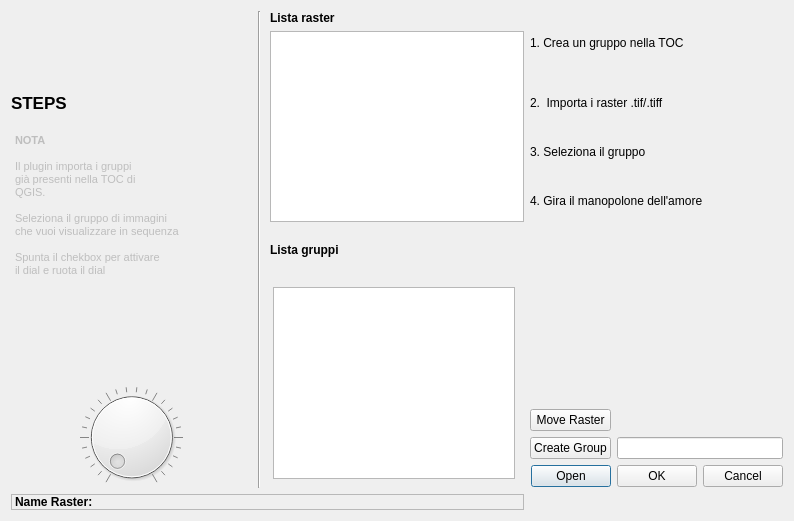
Heryx/rasterlinker, file gpr_linker_dialog_base.ui: the form before one commit.
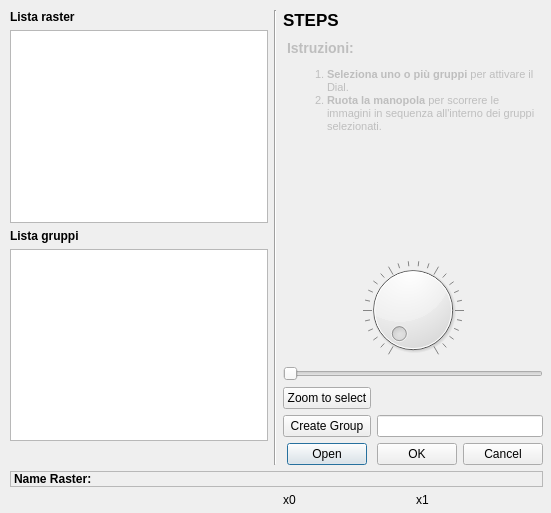
The form after the commit.

Commit message: Add multi-group support for raster list and visibility control - Recursive group handling - Combined raster list for multiple selections - Name Raster dynamic update - Zoom to selected groups

```diff
--- a/gpr_linker_dialog_base.ui
+++ b/gpr_linker_dialog_base.ui
@@ -6,24 +6,216 @@
    <rect>
     <x>0</x>
     <y>0</y>
-    <width>794</width>
-    <height>521</height>
+    <width>551</width>
+    <height>513</height>
    </rect>
   </property>
   <property name="windowTitle">
    <string>Dialog</string>
   </property>
-  <layout class="QGridLayout" name="gridLayout_2">
-   <item row="0" column="0">
+  <widget class="QLineEdit" name="lineEditX0Y0">
+   <property name="enabled">
+    <bool>false</bool>
+   </property>
+   <property name="geometry">
+    <rect>
+     <x>300</x>
+     <y>530</y>
+     <width>113</width>
+     <height>20</height>
+    </rect>
+   </property>
+  </widget>
+  <widget class="QLineEdit" name="lineEditX1Y0">
+   <property name="enabled">
+    <bool>false</bool>
+   </property>
+   <property name="geometry">
+    <rect>
+     <x>420</x>
+     <y>530</y>
+     <width>113</width>
+     <height>20</height>
+    </rect>
+   </property>
+  </widget>
+  <widget class="QLineEdit" name="lineEditY0">
+   <property name="enabled">
+    <bool>false</bool>
+   </property>
+   <property name="geometry">
+    <rect>
+     <x>300</x>
+     <y>580</y>
+     <width>113</width>
+     <height>20</height>
+    </rect>
+   </property>
+  </widget>
+  <widget class="QLineEdit" name="lineEditX0Y1">
+   <property name="enabled">
+    <bool>false</bool>
+   </property>
+   <property name="geometry">
+    <rect>
+     <x>420</x>
+     <y>580</y>
+     <width>113</width>
+     <height>20</height>
+    </rect>
+   </property>
+  </widget>
+  <widget class="QLabel" name="labelx_3">
+   <property name="enabled">
+    <bool>false</bool>
+   </property>
+   <property name="geometry">
+    <rect>
+     <x>300</x>
+     <y>560</y>
+     <width>47</width>
+     <height>13</height>
+    </rect>
+   </property>
+   <property name="text">
+    <string>y0</string>
+   </property>
+  </widget>
+  <widget class="QLabel" name="labelx_4">
+   <property name="enabled">
+    <bool>false</bool>
+   </property>
+   <property name="geometry">
+    <rect>
+     <x>430</x>
+     <y>560</y>
+     <width>47</width>
+     <height>13</height>
+    </rect>
+   </property>
+   <property name="text">
+    <string>y1</string>
+   </property>
+  </widget>
+  <widget class="QPushButton" name="selectGridPointsButton">
+   <property name="enabled">
+    <bool>false</bool>
+   </property>
+   <property name="geometry">
+    <rect>
+     <x>180</x>
+     <y>530</y>
+     <width>75</width>
+     <height>23</height>
+    </rect>
+   </property>
+   <property name="text">
+    <string>XY coord.</string>
+   </property>
+  </widget>
+  <widget class="QLineEdit" name="lineEditDistanceX">
+   <property name="enabled">
+    <bool>false</bool>
+   </property>
+   <property name="geometry">
+    <rect>
+     <x>300</x>
+     <y>630</y>
+     <width>113</width>
+     <height>20</height>
+    </rect>
+   </property>
+  </widget>
+  <widget class="QLabel" name="labelx_5">
+   <property name="enabled">
+    <bool>false</bool>
+   </property>
+   <property name="geometry">
+    <rect>
+     <x>420</x>
+     <y>610</y>
+     <width>47</width>
+     <height>13</height>
+    </rect>
+   </property>
+   <property name="text">
+    <string>Y lenght</string>
+   </property>
+  </widget>
+  <widget class="QLabel" name="labelx_6">
+   <property name="enabled">
+    <bool>false</bool>
+   </property>
+   <property name="geometry">
+    <rect>
+     <x>300</x>
+     <y>610</y>
+     <width>47</width>
+     <height>13</height>
+    </rect>
+   </property>
+   <property name="text">
+    <string>X lenght</string>
+   </property>
+  </widget>
+  <widget class="QLineEdit" name="lineEditDistanceY">
+   <property name="enabled">
+    <bool>false</bool>
+   </property>
+   <property name="geometry">
+    <rect>
+     <x>420</x>
+     <y>630</y>
+     <width>113</width>
+     <height>20</height>
+    </rect>
+   </property>
+  </widget>
+  <widget class="QLineEdit" name="lineEditDistance">
+   <property name="enabled">
+    <bool>false</bool>
+   </property>
+   <property name="geometry">
+    <rect>
+     <x>180</x>
+     <y>630</y>
+     <width>113</width>
+     <height>20</height>
+    </rect>
+   </property>
+  </widget>
+  <widget class="QPushButton" name="createGridButton">
+   <property name="enabled">
+    <bool>false</bool>
+   </property>
+   <property name="geometry">
+    <rect>
+     <x>90</x>
+     <y>630</y>
+     <width>75</width>
+     <height>23</height>
+    </rect>
+   </property>
+   <property name="text">
+    <string>Draw Polygon</string>
+   </property>
+  </widget>
+  <widget class="QWidget" name="layoutWidget">
+   <property name="geometry">
+    <rect>
+     <x>10</x>
+     <y>10</y>
+     <width>533</width>
+     <height>497</height>
+    </rect>
+   </property>
     <layout class="QGridLayout" name="gridLayout_3">
-     <item row="0" column="1" rowspan="8" colspan="2">
-      <widget class="Line" name="line">
-       <property name="orientation">
-        <enum>Qt::Vertical</enum>
-       </property>
-      </widget>
-     </item>
-     <item row="0" column="3">
+    <property name="sizeConstraint">
+     <enum>QLayout::SetNoConstraint</enum>
+    </property>
+    <item row="0" column="0" rowspan="2">
+     <layout class="QVBoxLayout" name="verticalLayout_3">
+      <item>
       <widget class="QLabel" name="labelSelezionaRaster">
        <property name="font">
         <font>
@@ -36,98 +228,14 @@
        </property>
       </widget>
      </item>
-     <item row="0" column="4" rowspan="2">
-      <widget class="QLabel" name="label_2">
-       <property name="text">
-        <string>1. Crea un gruppo nella TOC</string>
-       </property>
-      </widget>
-     </item>
-     <item row="1" column="3" rowspan="4">
+      <item>
       <widget class="QListWidget" name="rasterListWidget">
        <property name="selectionMode">
         <enum>QAbstractItemView::MultiSelection</enum>
        </property>
       </widget>
      </item>
-     <item row="2" column="0">
-      <widget class="QLabel" name="lebelstep">
-       <property name="font">
-        <font>
-         <pointsize>13</pointsize>
-         <weight>75</weight>
-         <bold>true</bold>
-        </font>
-       </property>
-       <property name="text">
-        <string>STEPS</string>
-       </property>
-      </widget>
-     </item>
-     <item row="2" column="4">
-      <widget class="QLabel" name="label_3">
-       <property name="text">
-        <string>2.  Importa i raster .tif/.tiff</string>
-       </property>
-      </widget>
-     </item>
-     <item row="3" column="0" rowspan="4">
-      <widget class="QTextBrowser" name="textBrowser">
-       <property name="enabled">
-        <bool>false</bool>
-       </property>
-       <property name="mouseTracking">
-        <bool>false</bool>
-       </property>
-       <property name="autoFillBackground">
-        <bool>true</bool>
-       </property>
-       <property name="frameShape">
-        <enum>QFrame::HLine</enum>
-       </property>
-       <property name="frameShadow">
-        <enum>QFrame::Sunken</enum>
-       </property>
-       <property name="lineWidth">
-        <number>-8</number>
-       </property>
-       <property name="midLineWidth">
-        <number>-5</number>
-       </property>
-       <property name="html">
-        <string>&lt;!DOCTYPE HTML PUBLIC &quot;-//W3C//DTD HTML 4.0//EN&quot; &quot;http://www.w3.org/TR/REC-html40/strict.dtd&quot;&gt;
-&lt;html&gt;&lt;head&gt;&lt;meta name=&quot;qrichtext&quot; content=&quot;1&quot; /&gt;&lt;style type=&quot;text/css&quot;&gt;
-p, li { white-space: pre-wrap; }
-&lt;/style&gt;&lt;/head&gt;&lt;body style=&quot; font-family:'MS Shell Dlg 2'; font-size:8.25pt; font-weight:400; font-style:normal;&quot;&gt;
-&lt;p style=&quot; margin-top:0px; margin-bottom:0px; margin-left:0px; margin-right:0px; -qt-block-indent:0; text-indent:0px;&quot;&gt;&lt;span style=&quot; font-weight:600;&quot;&gt;NOTA&lt;/span&gt;&lt;/p&gt;
-&lt;p style=&quot;-qt-paragraph-type:empty; margin-top:0px; margin-bottom:0px; margin-left:0px; margin-right:0px; -qt-block-indent:0; text-indent:0px; font-weight:600;&quot;&gt;&lt;br /&gt;&lt;/p&gt;
-&lt;p style=&quot; margin-top:0px; margin-bottom:0px; margin-left:0px; margin-right:0px; -qt-block-indent:0; text-indent:0px;&quot;&gt;Il plugin importa i gruppi&lt;/p&gt;
-&lt;p style=&quot; margin-top:0px; margin-bottom:0px; margin-left:0px; margin-right:0px; -qt-block-indent:0; text-indent:0px;&quot;&gt;già presenti nella TOC di&lt;/p&gt;
-&lt;p style=&quot; margin-top:0px; margin-bottom:0px; margin-left:0px; margin-right:0px; -qt-block-indent:0; text-indent:0px;&quot;&gt;QGIS.&lt;/p&gt;
-&lt;p style=&quot;-qt-paragraph-type:empty; margin-top:0px; margin-bottom:0px; margin-left:0px; margin-right:0px; -qt-block-indent:0; text-indent:0px;&quot;&gt;&lt;br /&gt;&lt;/p&gt;
-&lt;p style=&quot; margin-top:0px; margin-bottom:0px; margin-left:0px; margin-right:0px; -qt-block-indent:0; text-indent:0px;&quot;&gt;Seleziona il gruppo di immagini &lt;/p&gt;
-&lt;p style=&quot; margin-top:0px; margin-bottom:0px; margin-left:0px; margin-right:0px; -qt-block-indent:0; text-indent:0px;&quot;&gt;che vuoi visualizzare in sequenza&lt;/p&gt;
-&lt;p style=&quot;-qt-paragraph-type:empty; margin-top:0px; margin-bottom:0px; margin-left:0px; margin-right:0px; -qt-block-indent:0; text-indent:0px;&quot;&gt;&lt;br /&gt;&lt;/p&gt;
-&lt;p style=&quot; margin-top:0px; margin-bottom:0px; margin-left:0px; margin-right:0px; -qt-block-indent:0; text-indent:0px;&quot;&gt;Spunta il chekbox per attivare&lt;/p&gt;
-&lt;p style=&quot; margin-top:0px; margin-bottom:0px; margin-left:0px; margin-right:0px; -qt-block-indent:0; text-indent:0px;&quot;&gt;il dial e ruota il dial&lt;/p&gt;&lt;/body&gt;&lt;/html&gt;</string>
-       </property>
-      </widget>
-     </item>
-     <item row="3" column="4">
-      <widget class="QLabel" name="label_4">
-       <property name="text">
-        <string>3. Seleziona il gruppo </string>
-       </property>
-      </widget>
-     </item>
-     <item row="4" column="4">
-      <widget class="QLabel" name="label_5">
-       <property name="text">
-        <string>4. Gira il manopolone dell'amore</string>
-       </property>
-      </widget>
-     </item>
-     <item row="5" column="3">
+      <item>
       <widget class="QLabel" name="labelseleziona">
        <property name="font">
         <font>
@@ -140,9 +248,6 @@
        </property>
       </widget>
      </item>
-     <item row="6" column="2" rowspan="2" colspan="2">
-      <widget class="QWidget" name="widget" native="true">
-       <layout class="QHBoxLayout" name="horizontalLayout_2">
         <item>
          <widget class="QListWidget" name="groupListWidget">
           <property name="selectionMode">
@@ -153,11 +258,27 @@
           </property>
          </widget>
         </item>
-       </layout>
-      </widget>
-     </item>
-     <item row="7" column="0">
-      <widget class="QDial" name="dial">
+      <item>
+       <widget class="QWidget" name="widget" native="true">
+        <layout class="QHBoxLayout" name="horizontalLayout_2"/>
+       </widget>
+      </item>
+     </layout>
+    </item>
+    <item row="0" column="1" rowspan="2">
+     <widget class="Line" name="line">
+      <property name="orientation">
+       <enum>Qt::Vertical</enum>
+      </property>
+     </widget>
+    </item>
+    <item row="0" column="2" colspan="2">
+     <layout class="QGridLayout" name="gridLayout_2">
+      <item row="3" column="0">
+       <widget class="QDial" name="dial2">
+        <property name="enabled">
+         <bool>true</bool>
+        </property>
        <property name="mouseTracking">
         <bool>false</bool>
        </property>
@@ -193,11 +314,64 @@
        </property>
       </widget>
      </item>
-     <item row="7" column="4" rowspan="2">
-      <layout class="QHBoxLayout" name="horizontalLayout">
-       <item>
-        <layout class="QVBoxLayout" name="verticalLayout_3">
-         <item>
+      <item row="4" column="0">
+       <widget class="QSlider" name="Dial">
+        <property name="orientation">
+         <enum>Qt::Horizontal</enum>
+        </property>
+       </widget>
+      </item>
+      <item row="1" column="0">
+       <widget class="QTextBrowser" name="textBrowser">
+        <property name="enabled">
+         <bool>false</bool>
+        </property>
+        <property name="mouseTracking">
+         <bool>false</bool>
+        </property>
+        <property name="autoFillBackground">
+         <bool>true</bool>
+        </property>
+        <property name="frameShape">
+         <enum>QFrame::HLine</enum>
+        </property>
+        <property name="frameShadow">
+         <enum>QFrame::Sunken</enum>
+        </property>
+        <property name="lineWidth">
+         <number>-8</number>
+        </property>
+        <property name="midLineWidth">
+         <number>-5</number>
+        </property>
+        <property name="html">
+         <string>&lt;!DOCTYPE HTML PUBLIC &quot;-//W3C//DTD HTML 4.0//EN&quot; &quot;http://www.w3.org/TR/REC-html40/strict.dtd&quot;&gt;
+&lt;html&gt;&lt;head&gt;&lt;meta name=&quot;qrichtext&quot; content=&quot;1&quot; /&gt;&lt;style type=&quot;text/css&quot;&gt;
+p, li { white-space: pre-wrap; }
+&lt;/style&gt;&lt;/head&gt;&lt;body style=&quot; font-family:'MS Shell Dlg 2'; font-size:8.25pt; font-weight:400; font-style:normal;&quot;&gt;
+&lt;h3 style=&quot; margin-top:14px; margin-bottom:12px; margin-left:0px; margin-right:0px; -qt-block-indent:0; text-indent:0px;&quot;&gt;&lt;span style=&quot; font-size:8pt; font-weight:600;&quot;&gt;Istruzioni:&lt;/span&gt;&lt;/h3&gt;
+&lt;ol style=&quot;margin-top: 0px; margin-bottom: 0px; margin-left: 0px; margin-right: 0px; -qt-list-indent: 1;&quot;&gt;&lt;li style=&quot; font-size:8pt;&quot; style=&quot; margin-top:12px; margin-bottom:0px; margin-left:0px; margin-right:0px; -qt-block-indent:0; text-indent:0px;&quot;&gt;&lt;span style=&quot; font-weight:600;&quot;&gt;Seleziona uno o più gruppi&lt;/span&gt; per attivare il Dial.&lt;/li&gt;
+&lt;li style=&quot; font-size:8pt;&quot; style=&quot; margin-top:0px; margin-bottom:12px; margin-left:0px; margin-right:0px; -qt-block-indent:0; text-indent:0px;&quot;&gt;&lt;span style=&quot; font-weight:600;&quot;&gt;Ruota la manopola&lt;/span&gt; per scorrere le immagini in sequenza all'interno dei gruppi selezionati.&lt;/li&gt;&lt;/ol&gt;&lt;/body&gt;&lt;/html&gt;</string>
+        </property>
+       </widget>
+      </item>
+      <item row="0" column="0">
+       <widget class="QLabel" name="lebelstep">
+        <property name="font">
+         <font>
+          <pointsize>13</pointsize>
+          <weight>75</weight>
+          <bold>true</bold>
+         </font>
+        </property>
+        <property name="text">
+         <string>STEPS</string>
+        </property>
+       </widget>
+      </item>
+     </layout>
+    </item>
+    <item row="1" column="2" colspan="2">
           <layout class="QGridLayout" name="gridLayout">
            <item row="2" column="1">
             <widget class="QLineEdit" name="groupNameEdit"/>
@@ -229,20 +403,19 @@
              </property>
             </widget>
            </item>
-           <item row="0" column="0">
-            <widget class="QPushButton" name="moveRasterButton">
+      <item row="1" column="0">
+       <widget class="QPushButton" name="zoomSelectedGroupsButton">
+        <property name="enabled">
+         <bool>true</bool>
+        </property>
              <property name="text">
-              <string>Move Raster</string>
+         <string>Zoom to select</string>
              </property>
             </widget>
            </item>
           </layout>
          </item>
-        </layout>
-       </item>
-      </layout>
-     </item>
-     <item row="8" column="0" colspan="4">
+    <item row="2" column="0" colspan="4">
       <widget class="QLabel" name="nomeraster">
        <property name="font">
         <font>
@@ -271,9 +444,22 @@
        </property>
       </widget>
      </item>
-    </layout>
-   </item>
-  </layout>
+    <item row="3" column="2">
+     <widget class="QLabel" name="labelx">
+      <property name="text">
+       <string>x0</string>
+      </property>
+     </widget>
+    </item>
+    <item row="3" column="3">
+     <widget class="QLabel" name="labelx_2">
+      <property name="text">
+       <string>x1</string>
+      </property>
+     </widget>
+    </item>
+   </layout>
+  </widget>
  </widget>
  <resources/>
  <connections>
```
Lines whose indentation alone changed are shown as unchanged. The commit also changes 13 other files.
